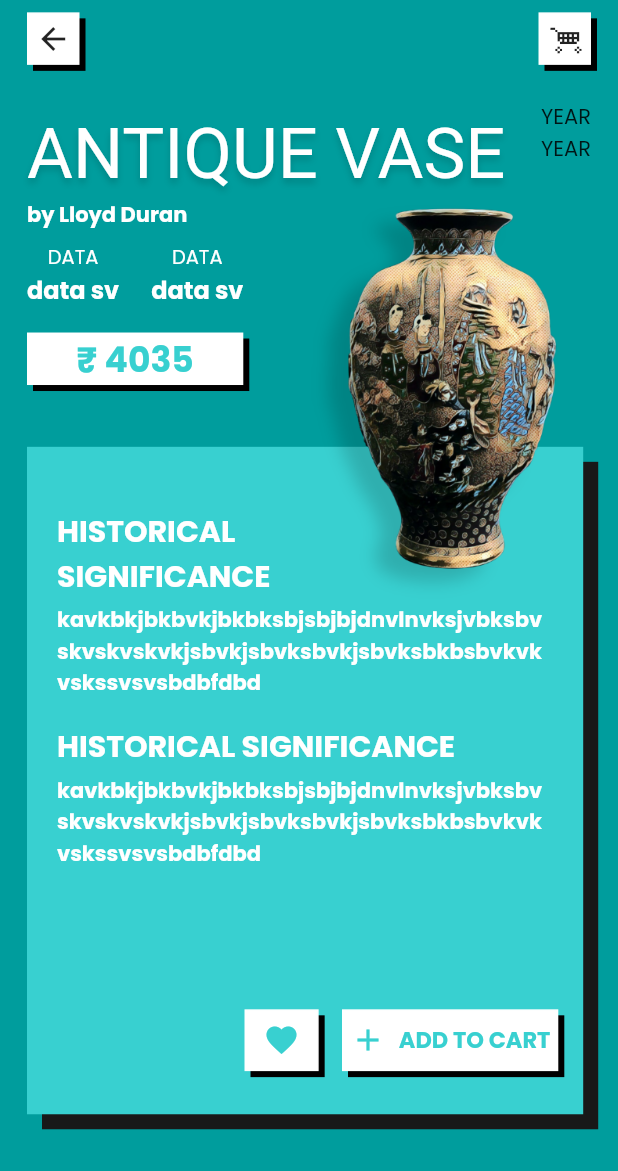
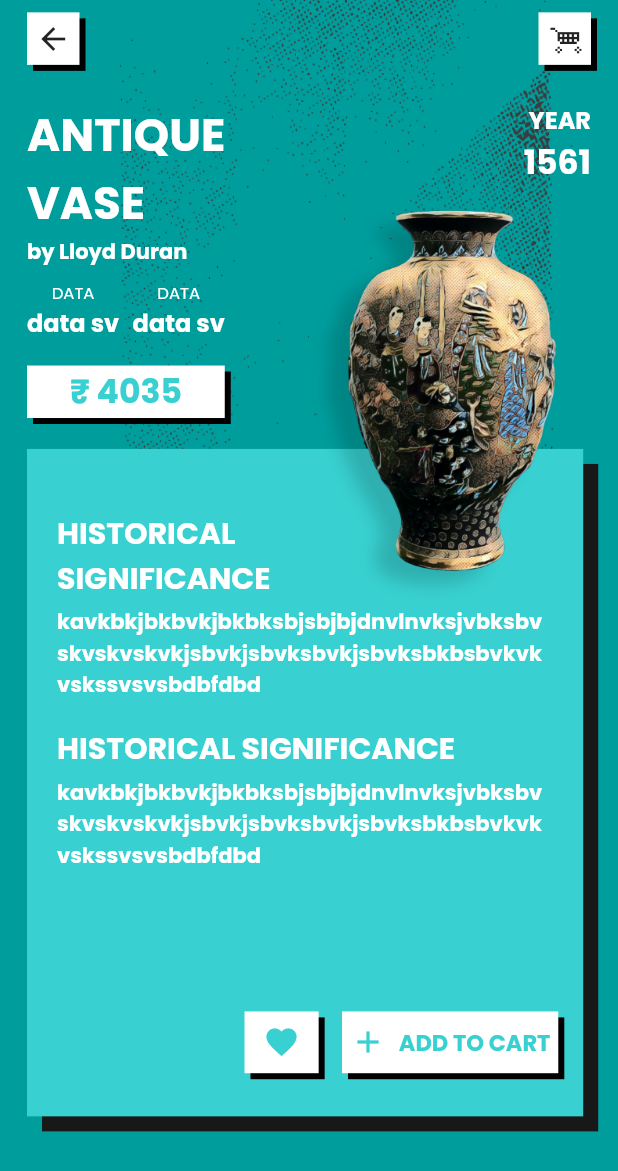
Before and after one commit to himanshusharma89/relic_bazaar, a Flutter app: the screen it shows after launch, after a tap on "ANTIQUE VASE", on a phone screen of 412 x 824 dp. Shown: the top 1171 px of the screen. Run offline on Flutter 3.47's test engine with Material 2 defaults, Android fonts, the phone set to English and light mode, and no system bars; our stand-ins replace flutter_svg, google_fonts.

Commit message:
Product Screen

```diff
--- a/lib/icons/product_page.dart
+++ b/lib/icons/product_page.dart
@@ -24,6 +24,13 @@ class _ProductPageState extends State<ProductPage> {
         child: SingleChildScrollView(
           child: Container(
             width: width,
+            decoration: BoxDecoration(
+              image: DecorationImage(
+                image: AssetImage(
+                  'assets/background.png'
+                )
+              )
+            ),
             child: Padding(
               padding: const EdgeInsets.symmetric(horizontal: 18),
               child: Column(
@@ -72,39 +79,39 @@ class _ProductPageState extends State<ProductPage> {
                     mainAxisAlignment: MainAxisAlignment.spaceBetween,
                     crossAxisAlignment: CrossAxisAlignment.start,
                     children: [
-                      Text.rich(
-                        TextSpan(
-                          style: TextStyle(
-                            fontFamily: 'pix M 8pt',
-                            fontSize: 14,
-                            color: const Color(0xffffffff),
-                            height: 1.3829787234042554,
-                            shadows: [
-                              Shadow(
-                                color: const Color(0x29000000),
-                                offset: Offset(0, 3),
-                                blurRadius: 6,
-                              )
-                            ],
-                          ),
-                          children: [
-                            TextSpan(
-                              text: widget.text,
+                      Column(
+                        mainAxisSize: MainAxisSize.min,
+                        crossAxisAlignment: CrossAxisAlignment.start,
+                        children: [
+                          for (var s in widget.text.split(' '))
+                            Text(
+                              s,
                               style: TextStyle(
-                                fontSize: 47,
+                                fontSize: 30,
+                                color: Colors.white,
+                                fontWeight: FontWeight.bold
                               ),
-                            ),
-                          ],
-                        ),
-                        textAlign: TextAlign.left,
+                            )
+                        ],
                       ),
                       Column(
+                        crossAxisAlignment: CrossAxisAlignment.end,
                         children: [
                           Text(
-                            'YEAR'
+                            'YEAR',
+                            style: TextStyle(
+                              fontSize: 16,
+                              color: Colors.white,
+                              fontWeight: FontWeight.bold
+                            ),
                           ),
                           Text(
-                            'YEAR'
+                            '1561',
+                            style: TextStyle(
+                              fontSize: 22,
+                              color: Colors.white,
+                              fontWeight: FontWeight.bold
+                            ),
                           )
                         ],
                       )
@@ -119,7 +126,7 @@ class _ProductPageState extends State<ProductPage> {
                   ),
                   SizedBox(height: height*0.01,),
                   Container(
-                    width: width*0.35,
+                    width: width*0.32,
                     child: Row(
                       mainAxisAlignment: MainAxisAlignment.spaceBetween,
                       children: [
@@ -130,7 +137,7 @@ class _ProductPageState extends State<ProductPage> {
                               style: TextStyle(
                                 // fontWeight: FontWeight.bold,
                                 color: Colors.white,
-                                fontSize: 13
+                                fontSize: 11
                               ),
                             ),
                             Text(
@@ -150,7 +157,7 @@ class _ProductPageState extends State<ProductPage> {
                               style: TextStyle(
                                 // fontWeight: FontWeight.bold,
                                 color: Colors.white,
-                                fontSize: 13
+                                fontSize: 11
                               ),
                             ),
                             Text(
@@ -174,17 +181,17 @@ class _ProductPageState extends State<ProductPage> {
                         style: TextStyle(
                           fontWeight: FontWeight.bold,
                           color: Color(0xff38d0d0),
-                          fontSize: 23
+                          fontSize: 22
                         ),
                       ),
                     ),
                     upperColor: Colors.white,
                     lowerColor: Colors.black,
-                    width: width*0.35,
+                    width: width*0.32,
                     height: 35,
                     borderColor: Colors.white,
                   ),
-                  SizedBox(height: height*0.05,),
+                  SizedBox(height: height*0.025,),
                   discription()
                 ],
               ),
```
